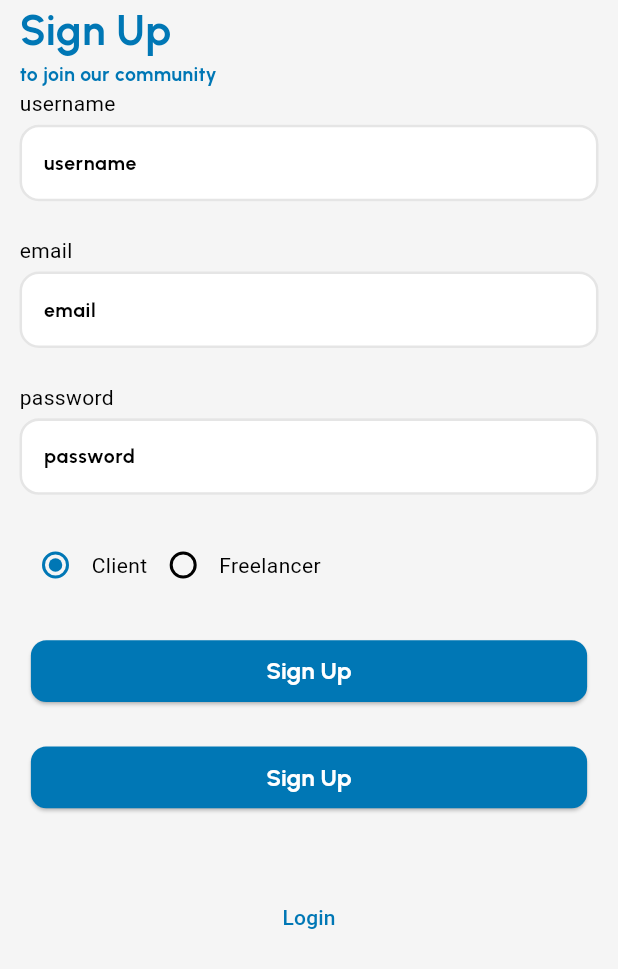
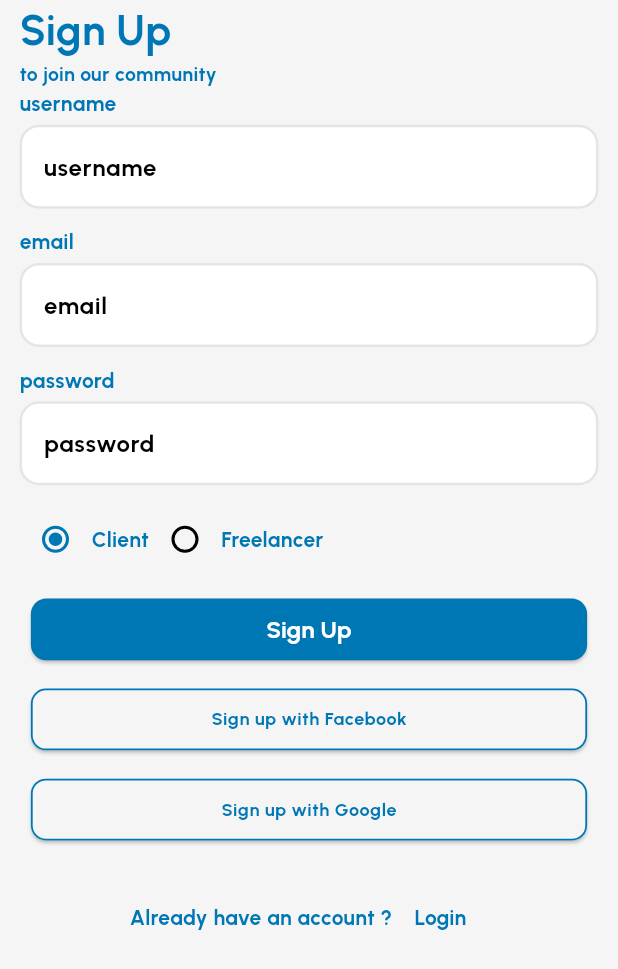
Before and after one commit to WissamAlmsalati/quick_hire_app, a Flutter app: the screen it shows after launch, on a phone screen of 412 x 824 dp. Shown: the top 969 px of the screen. Run offline on Flutter 3.47's test engine with Material 3 defaults, Android fonts, the phone set to English and light mode, and no system bars; our stand-ins replace bloc, flutter_bloc, flutter_svg, gap, google_fonts; missing offline and left inert: dart:ffi.

Commit message:
Your commit message

```diff
--- a/lib/core/theme/app_theme.dart
+++ b/lib/core/theme/app_theme.dart
@@ -11,8 +11,73 @@ class AppTheme {
           fontWeight: FontWeight.bold,
           color: Color(0xFF0077B5),
         ),
+        displayMedium: GoogleFonts.urbanist(
+          fontSize: 24,
+          fontWeight: FontWeight.bold,
+          color: Color(0xFF0077B5),
+        ),
+        displaySmall: GoogleFonts.urbanist(
+          fontSize: 20,
+          fontWeight: FontWeight.bold,
+          color: Color(0xFF0077B5),
+        ),
+        headlineLarge: GoogleFonts.urbanist(
+          fontSize: 18,
+          fontWeight: FontWeight.bold,
+          color: Color(0xFF0077B5),
+        ),
+        headlineMedium: GoogleFonts.urbanist(
+          fontSize: 16,
+          fontWeight: FontWeight.bold,
+          color: Color(0xFF0077B5),
+        ),
+        headlineSmall: GoogleFonts.urbanist(
+          fontSize: 14,
+          fontWeight: FontWeight.bold,
+          color: Color(0xFF0077B5),
+        ),
+        titleLarge: GoogleFonts.urbanist(
+          fontSize: 22,
+          fontWeight: FontWeight.bold,
+          color: Color(0xFF0077B5),
+        ),
+        titleMedium: GoogleFonts.urbanist(
+          fontSize: 20,
+          fontWeight: FontWeight.bold,
+          color: Color(0xFF0077B5),
+        ),
+        titleSmall: GoogleFonts.urbanist(
+          fontSize: 18,
+          fontWeight: FontWeight.bold,
+          color: Color(0xFF0077B5),
+        ),
         bodyLarge: GoogleFonts.urbanist(
-          fontSize: 13,
+          fontSize: 16,
+          fontWeight: FontWeight.bold,
+          color: Color(0xFF0077B5),
+        ),
+        bodyMedium: GoogleFonts.urbanist(
+          fontSize: 14,
+          fontWeight: FontWeight.bold,
+          color: Color(0xFF0077B5),
+        ),
+        bodySmall: GoogleFonts.urbanist(
+          fontSize: 12,
+          fontWeight: FontWeight.bold,
+          color: Color(0xFF0077B5),
+        ),
+        labelLarge: GoogleFonts.urbanist(
+          fontSize: 14,
+          fontWeight: FontWeight.bold,
+          color: Color(0xFF0077B5),
+        ),
+        labelMedium: GoogleFonts.urbanist(
+          fontSize: 12,
+          fontWeight: FontWeight.bold,
+          color: Color(0xFF0077B5),
+        ),
+        labelSmall: GoogleFonts.urbanist(
+          fontSize: 10,
           fontWeight: FontWeight.bold,
           color: Color(0xFF0077B5),
         ),
@@ -44,7 +109,7 @@ class AppTheme {
           minimumSize: Size(
             MediaQuery.of(context).size.width * 0.9,
             MediaQuery.of(context).size.height * 0.05,
-          ), // Set
+          ),
           shape: RoundedRectangleBorder(
             borderRadius: BorderRadius.circular(MediaQuery.of(context).size.width * 0.025),
           )
--- a/lib/core/widgets/custom_button.dart
+++ b/lib/core/widgets/custom_button.dart
@@ -63,9 +63,7 @@ class CustomButton extends StatelessWidget {
                 ),),
               ],
             )
-          : Text(text,style: TextStyle(
-        color: textColor
-      ),),
+          : Text(text,style: Theme.of(context).textTheme.bodySmall,),
     );
   }
 }
--- a/lib/features/authintication_screens/presentation/widgets/login_form_widget.dart
+++ b/lib/features/authintication_screens/presentation/widgets/login_form_widget.dart
@@ -5,13 +5,12 @@ import 'package:gap/gap.dart';
 import 'package:quick_hire/core/utils/constants.dart';
 import 'package:quick_hire/core/widgets/custom_button.dart';
 import 'package:quick_hire/core/widgets/custom_text_field.dart';
-import '../../../../core/utils/app_icon.dart';
 import '../../data/repositories/auth_repository.dart';
 import '../cubit/auth_cubit.dart';
 import '../screens/sign_up_screen.dart';
 
 class LoginForm extends StatelessWidget {
-  LoginForm({super.key});
+   LoginForm({super.key});
 
   final TextEditingController emailController = TextEditingController();
   final TextEditingController passwordController = TextEditingController();
@@ -29,20 +28,17 @@ class LoginForm extends StatelessWidget {
           children: [
             Gap(70),
             CustomTextField(
-              controller: emailController,
-              labelText: 'Email',
-              obscureText: false,
+          controller: emailController,
+          labelText: 'Email',
+          obscureText: false,
             ),
+
             CustomTextField(
-              controller: passwordController,
+          controller: passwordController,
               labelText: 'Password',
               obscureText: true,
             ),
-            CustomButton(
-                text: "Login",
-                onPressed: () {},
-                color: AppColors.primaryColor,
-                textColor: Colors.white),
+            CustomButton(text: "Login", onPressed: (){}, color: AppColors.primaryColor, textColor: Colors.white),
             BlocBuilder<AuthCubit, AuthState>(
               builder: (context, state) {
                 if (state is AuthLoading) {
@@ -55,32 +51,30 @@ class LoginForm extends StatelessWidget {
                 return Container();
               },
             ),
+
             const Gap(100),
-            TextButton(
-                onPressed: () {
-                  Navigator.push(context,
-                      MaterialPageRoute(builder: (context) => SignUpScreen()));
-                },
-                child: Text('Sign Up')),
-            Gap(40),
+            TextButton(onPressed: (){
+              Navigator.push(context, MaterialPageRoute(builder: (context) => SignUpScreen()));
+            }, child: Text('Sign Up'))
+
+            const Gap(40),
             Row(
               children: [
                 Expanded(
                   child: Divider(
-                    color: Colors.black.withOpacity(0.10),
+                    color: Colors.grey,
                     height: 20,
-                    thickness: 2,
+                    thickness: 1,
                     indent: 7,
                     endIndent: 10,
                   ),
                 ),
-                Text('Or login with ',
-                    style: TextStyle(color: Color(0xFF333333), fontSize: 10)),
+                Text('Or login with ', style: TextStyle(color: Color(0xFF333333), fontSize: 10)),
                 Expanded(
                   child: Divider(
-                    color: Colors.black.withOpacity(0.10),
+                    color: Colors.grey,
                     height: 20,
-                    thickness: 2,
+                    thickness: 1,
                     indent: 7,
                     endIndent: 10,
                   ),
@@ -88,34 +82,21 @@ class LoginForm extends StatelessWidget {
               ],
             ),
             const Gap(30),
-            CustomButton(
-              text: "Login with Facebook",
-              onPressed: () {},
-              color: AppColors.backgroundColor,
-              textColor: AppColors.primaryColor,
-              isHaveIcon: true,
-              icon: AppIcons.facebookIcon,
-              isHaveBorder: true,
-              borderColor: AppColors.primaryColor,
-
-            ),
             Row(
               mainAxisAlignment: MainAxisAlignment.center,
               children: [
-                Image.asset('assets/icons/6929234_google_logo_icon.png',
-                    width: 40, height: 40),
+                Image.asset('assets/icons/6929234_google_logo_icon.png', width: 40, height: 40),
                 const Gap(20),
-                SvgPicture.asset('assets/icons/F_icon_reversed.svg',
-                    width: 40, height: 40),
+                SvgPicture.asset('assets/icons/F_icon_reversed.svg', width: 40, height: 40),
               ],
             ),
             TextButton(
-              onPressed: () {
-                Navigator.push(context,
-                    MaterialPageRoute(builder: (context) => SignUpScreen()));
+              onPressed: (){
+                Navigator.push(context, MaterialPageRoute(builder: (context) => SignUpScreen()));
               },
               child: Text('Sign Up'),
             ),
+
           ],
         ),
       ),
--- a/lib/features/authintication_screens/presentation/widgets/sign_up_form.dart
+++ b/lib/features/authintication_screens/presentation/widgets/sign_up_form.dart
@@ -1,5 +1,7 @@
 import 'package:flutter/material.dart';
 import 'package:flutter_bloc/flutter_bloc.dart';
+import 'package:quick_hire/core/utils/constants.dart';
+import '../../../../core/widgets/custom_button.dart';
 import '../../../../core/widgets/custom_text_field.dart';
 import '../../data/repositories/auth_repository.dart';
 import '../../login_Screen.dart';
@@ -29,6 +31,7 @@ class _SignUpFormState extends State<SignUpForm> {
         height: MediaQuery.of(context).size.height * 0.7,
         child: Column(
           mainAxisAlignment: MainAxisAlignment.spaceBetween,
+          crossAxisAlignment: CrossAxisAlignment.center,
           children: [
             CustomTextField(
               controller: usernameController,
@@ -54,7 +57,7 @@ class _SignUpFormState extends State<SignUpForm> {
                     });
                   },
                 ),
-                Text('Client'),
+                const Text('Client'),
                 Radio<String>(
                   value: 'freelancer',
                   groupValue: userType,
@@ -64,7 +67,7 @@ class _SignUpFormState extends State<SignUpForm> {
                     });
                   },
                 ),
-                Text('Freelancer'),
+                const Text('Freelancer'),
               ],
             ),
             ElevatedButton(
@@ -76,23 +79,30 @@ class _SignUpFormState extends State<SignUpForm> {
                     .read<AuthCubit>()
                     .signUp(email, password, username, userType);
               },
-              child: Text('Sign Up'),
+              child: const Text('Sign Up'),
             ),
-            ElevatedButton(
-              onPressed: () {
-                final email = emailController.text;
-                final password = passwordController.text;
-                final username = usernameController.text;
-                context
-                    .read<AuthCubit>()
-                    .signUp(email, password, username, userType);
-              },
-              child: Text('Sign Up'),
+            CustomButton(
+              text: "Sign up with Facebook",
+              onPressed: () {},
+              color: AppColors.backgroundColor,
+              textColor: AppColors.primaryColor,
+              isHaveBorder: true,
+              borderColor: AppColors.primaryColor,
             ),
+            CustomButton(
+              text: "Sign up with Google",
+              onPressed: () {},
+
+              color: AppColors.backgroundColor,
+              textColor: AppColors.primaryColor,
+              isHaveBorder: true,
+              borderColor: AppColors.primaryColor,
+            ),
+
             BlocBuilder<AuthCubit, AuthState>(
               builder: (context, state) {
                 if (state is AuthLoading) {
-                  return CircularProgressIndicator();
+                  return const CircularProgressIndicator();
                 } else if (state is AuthError) {
                   return Text(state.message);
                 } else if (state is AuthSuccess) {
@@ -101,13 +111,23 @@ class _SignUpFormState extends State<SignUpForm> {
                 return Container();
               },
             ),
-            TextButton(
-              onPressed: () {
-                Navigator.of(context).push(MaterialPageRoute(
-                  builder: (context) => LoginScreen(),
-                ));
-              },
-              child: Text('Login'),
+            Row(
+              mainAxisAlignment: MainAxisAlignment.center,
+              children: [
+                Text("Already have an account ?"),
+                TextButton(
+                  style: TextButton.styleFrom(
+                    padding: EdgeInsets.zero,
+
+                  ),
+                  onPressed: () {
+                    Navigator.of(context).push(MaterialPageRoute(
+                      builder: (context) => const LoginScreen(),
+                    ));
+                  },
+                  child: const Text('Login'),
+                ),
+              ],
             ),
           ],
         ),
```
